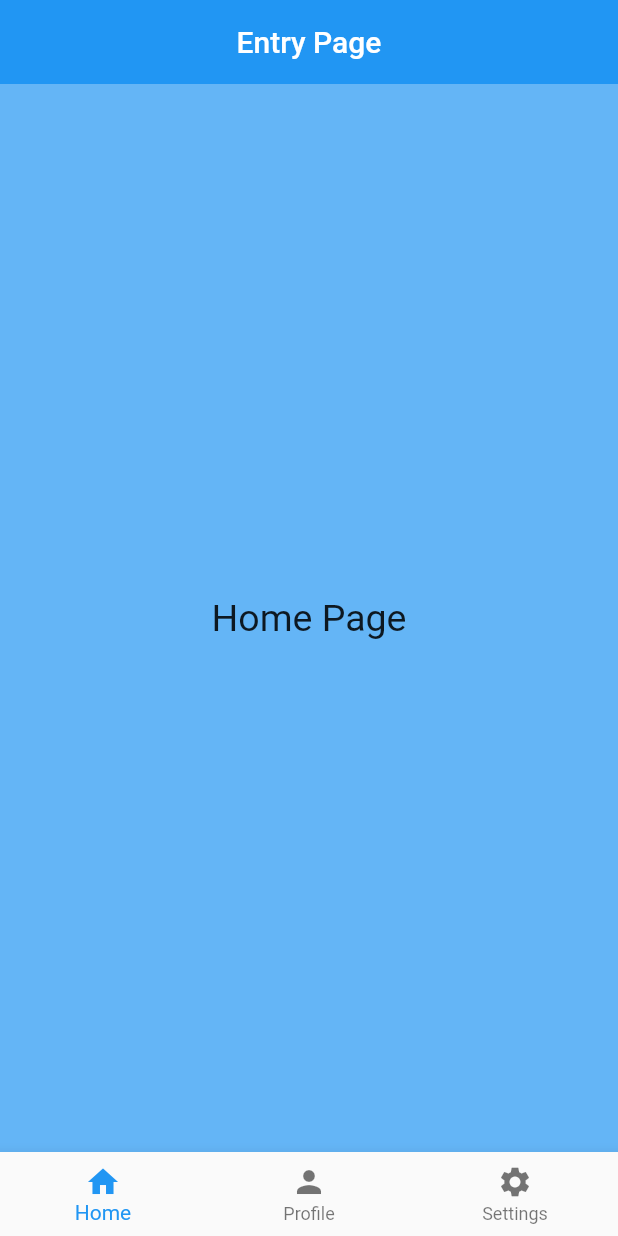
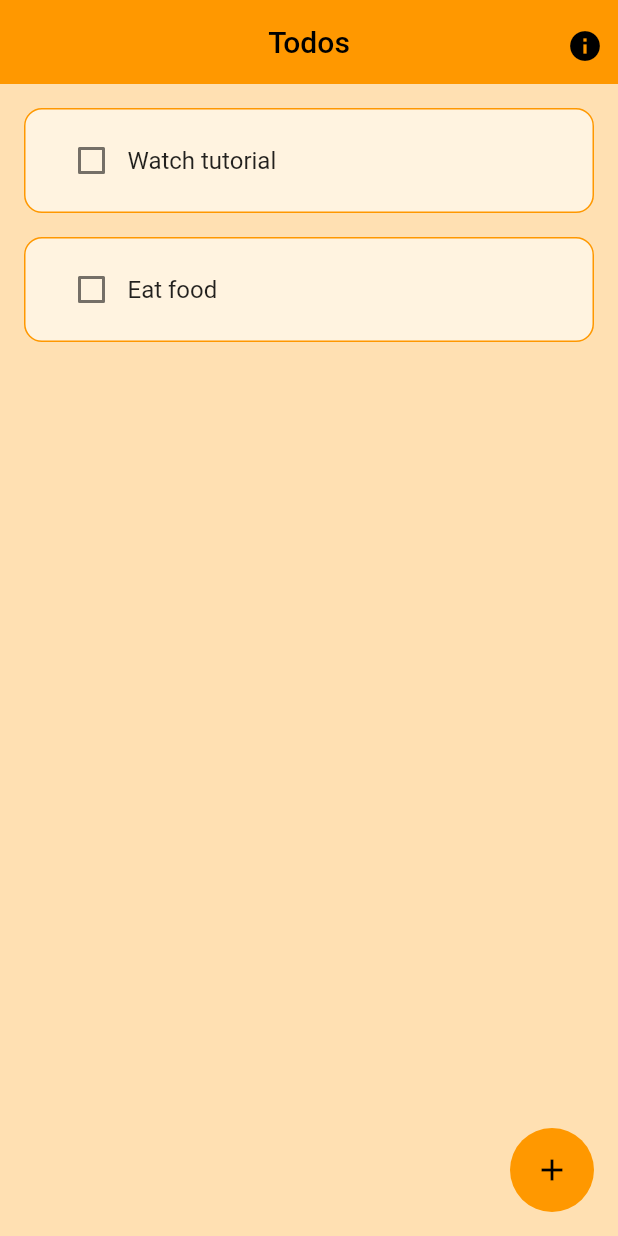
Before and after one commit to naijadeveloper/flutter-testing, a Flutter app: the screen it shows after launch, on a phone screen of 412 x 824 dp. Run offline on Flutter 3.47's test engine with Material 2 defaults, Android fonts, the phone set to English and light mode, and no system bars.

Commit message:
Creating a todo app. Created a pages/ folder with an home_page for a list of all the todos created and a floating action button to create more todos. Learnt about the folder structure i.e store small resuable sections of the app in a folder called components, create each component as abstract as possible to they can be safely reused.

```diff
--- /dev/null
+++ b/lib/components/todo_tile.dart
@@ -0,0 +1,45 @@
+// ignore_for_file: prefer_const_constructors, prefer_const_literals_to_create_immutables
+
+import "package:flutter/material.dart";
+
+class TodoTile extends StatelessWidget {
+
+  const TodoTile({super.key, required this.taskName, required this.taskCompleted, required this.onChanged});
+
+  final String taskName;
+  final bool taskCompleted;
+  final void Function(bool?)? onChanged;
+
+  @override
+  Widget build(BuildContext context) {
+    return Padding(
+      padding: const EdgeInsets.only(left: 16, right: 16, top:16),
+      child: Container(
+        padding: EdgeInsets.all(20),
+        height: 70,
+        decoration: BoxDecoration(
+          color: Colors.orange[50],
+          borderRadius: BorderRadius.circular(12),
+          border: Border.all(color: Colors.orange),
+        ),
+        child: Row(
+          children: [
+            Checkbox(
+              value: taskCompleted,
+              onChanged: onChanged,
+              activeColor: Colors.black,
+            ),
+
+            Text(taskName,
+              style: TextStyle(
+                fontSize: 16,
+                decoration: taskCompleted == true? TextDecoration.lineThrough : TextDecoration.none,
+                decorationThickness: 2.5,
+              ),
+            ),
+          ],
+        ),
+      ),
+    );
+  }
+}
--- a/lib/main.dart
+++ b/lib/main.dart
@@ -1,9 +1,7 @@
-// ignore_for_file: prefer_const_constructors
+// ignore_for_file: prefer_const_constructors, prefer_const_literals_to_create_immutables
 
 import 'package:flutter/material.dart';
-import 'package:todo/pages/first_page.dart';
-import 'package:todo/pages/home_page.dart';
-import 'package:todo/pages/settings_page.dart';
+import "package:todo/pages/home_page.dart";
 
 void main() {
   runApp(const MyApp());
@@ -16,11 +14,11 @@ class MyApp extends StatelessWidget {
   Widget build(BuildContext context) {
     return MaterialApp(
         debugShowCheckedModeBanner: false,
-        home: FirstPage(),
-        routes: {
-          "/home_page": (context) => HomePage(),
-          "/settings_page": (context) => SettingsPage(),
-        },
+        home: HomePage(),
+        theme: ThemeData(
+          primarySwatch: Colors.orange,
+          scaffoldBackgroundColor: Colors.orange[100],
+        ),
     );
   }
 }
--- a/lib/pages/first_page.dart
+++ /dev/null
@@ -1,125 +0,0 @@
-// ignore_for_file: prefer_const_constructors, prefer_const_literals_to_create_immutables
-
-import "package:flutter/material.dart";
-import 'package:todo/pages/home_page.dart';
-import 'package:todo/pages/settings_page.dart';
-import 'package:todo/pages/profile_page.dart';
-
-class FirstPage extends StatefulWidget {
-  const FirstPage({super.key});
-
-  @override
-  State<FirstPage> createState() => _FirstPageState();
-}
-
-class _FirstPageState extends State<FirstPage> {
-  int _selectedIndex = 0;
-
-  void _navigateBottomBar(int index) {
-    setState(() {
-      _selectedIndex = index;
-    });
-  }
-
-  final List _pages = [
-    HomePage(),
-
-    ProfilePage(),
-
-    SettingsPage(),
-  ];
-
-  @override
-  Widget build(BuildContext context) {
-    return Scaffold(
-      appBar: AppBar(
-        title: Text("Entry Page"),
-        centerTitle: true,
-        elevation: 0,
-      ),
-
-      body: _pages[_selectedIndex],
-
-      bottomNavigationBar: BottomNavigationBar(
-        currentIndex: _selectedIndex,
-        onTap: _navigateBottomBar,
-        items: [
-          // home
-          BottomNavigationBarItem(
-            icon: Icon(Icons.home),
-            label: "Home",
-          ),
-
-          // profile
-          BottomNavigationBarItem(
-            icon: Icon(Icons.person),
-            label: "Profile",
-            tooltip: "Go to Profile",
-          ),
-
-          // setting
-          BottomNavigationBarItem(
-            icon: Icon(Icons.settings),
-            label: "Settings",
-          ),
-        ]
-      ),
-
-      // drawer: Drawer(
-      //   backgroundColor: Colors.deepPurple[50],
-      //   child: Column(
-      //     children: [
-      //       DrawerHeader(
-      //         child: Icon(
-      //           Icons.favorite,
-      //           size: 48
-      //         )
-      //       ),
-
-      //       ListTile(
-      //         leading: Icon(
-      //           Icons.home,
-      //         ),
-      //         title: Text("H O M E"),
-      //         subtitle: Text("Subtitle me? Nah!"),
-      //         trailing: Icon(Icons.favorite),
-      //         titleAlignment: ListTileTitleAlignment.center,
-      //         onTap: () {
-      //           //
-      //           Navigator.pop(context);
-      //           //
-      //           Navigator.pushNamed(context, "/home_page");
-      //         }
-      //       ),
-
-      //       ListTile(
-      //         leading: Icon(
-      //           Icons.settings,
-      //         ),
-      //         title: Text("S E T T I N G S"),
-      //         onTap: () {
-      //           //
-      //           Navigator.pop(context);
-      //           //
-      //           Navigator.pushNamed(context, "/settings_page");
-      //         },
-      //       )
-      //     ],
-      //   )
-      // ),
-      // body: Center(
-      //   child: ElevatedButton(
-      //     onPressed: () {
-      //       // Navigator.push(context,
-      //       //   MaterialPageRoute(
-      //       //     builder: (context) => SecondPage()
-      //       //   )
-      //       // );
-      //       Navigator.pushNamed(context, "/secondPage");
-      //     },
-      //     child: Text("Go to second page"),
-      //   )
-      // )
-    );
-  }
-}
--- a/lib/pages/home_page.dart
+++ b/lib/pages/home_page.dart
@@ -1,26 +1,76 @@
-// ignore_for_file: prefer_const_constructors
+// ignore_for_file: prefer_const_constructors, prefer_const_literals_to_create_immutables
 
-import "package:flutter/material.dart";
+import 'package:flutter/material.dart';
+import 'package:todo/components/dialog_box.dart';
+import 'package:todo/components/todo_tile.dart';
 
-class HomePage extends StatelessWidget {
+class HomePage extends StatefulWidget {
   const HomePage({super.key});
+
+  @override
+  State<HomePage> createState() => _HomePageState();
+}
+
+class _HomePageState extends State<HomePage> {
+
+  List todoList = [
+    {
+      "taskName": "Watch tutorial",
+      "taskCompleted": false,
+    },
+    {
+      "taskName": "Eat food",
+      "taskCompleted": false,
+    }
+  ];
+
+  void handleCheckboxChange(bool? value, int index) {
+    setState(() {
+      todoList[index]["taskCompleted"] = !todoList[index]["taskCompleted"];
+    });
+  }
+
+  void handleFloatingBtnClicked() {
+    showDialog(
+      context: context,
+      builder: (context) => DialogBox(),
+    );
+  }
 
   @override
   Widget build(BuildContext context) {
     return Scaffold(
-      backgroundColor: Colors.blue[300],
+      appBar: AppBar(
+        title: Text("Todos"),
+        centerTitle: true,
+        elevation: 0,
+        actions: [
+          GestureDetector(
+            onTap: () {},
+            child: Padding(
+              padding: const EdgeInsets.only(right: 10.0, top: 5.0),
+              child: Icon(Icons.info),
+            ),
+          )
+        ]
+      ),
 
-      // appBar: AppBar(
-      //   backgroundColor: Colors.deepOrange[500],
-      //   title: Text("Homing"),
-      //   centerTitle: true,
-      //   elevation: 0,
-      // ),
+      floatingActionButton: FloatingActionButton(
+        onPressed: handleFloatingBtnClicked,
+        elevation: 0,
+        highlightElevation: 0,
+        child: Icon(Icons.add),
+      ),
 
-      body: Center(
-        child: Text("Home Page",
-          style: TextStyle(fontSize: 25),
-        ),
+      body: ListView.builder(
+        itemCount: todoList.length,
+        itemBuilder: (context, index) {
+          return TodoTile(
+            taskName: todoList[index]["taskName"],
+            taskCompleted: todoList[index]["taskCompleted"],
+            onChanged: (value) => handleCheckboxChange(value, index),
+          );
+        }
       ),
     );
   }
```
Also changed, not shown: lib/components/dialog_box.dart (added, +60 -0 lines), lib/components/todo_button.dart (added, +21 -0 lines), lib/pages/profile_page.dart (deleted, +0 -19 lines), lib/pages/settings_page.dart (deleted, +0 -19 lines).
